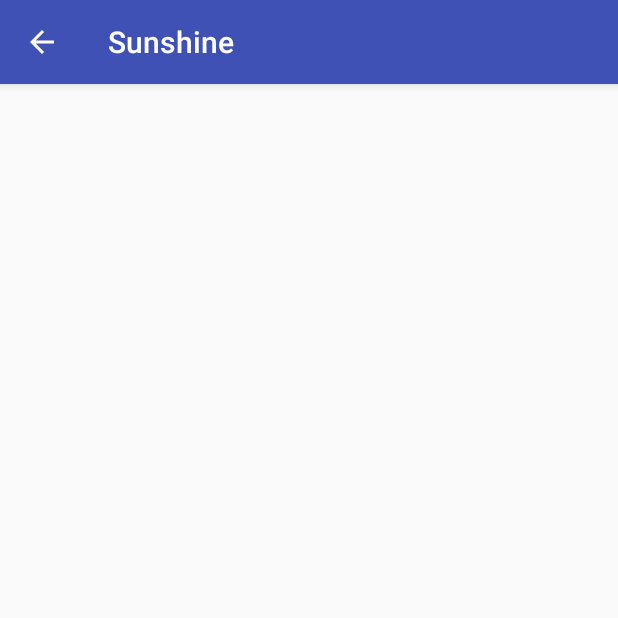
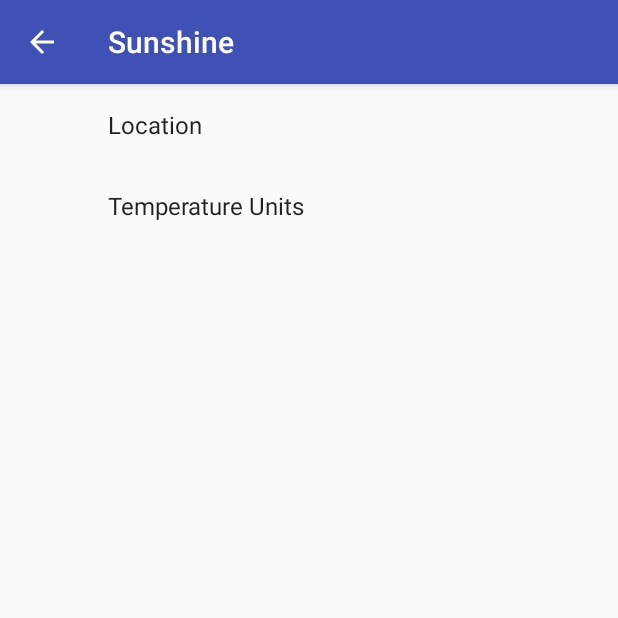
Before and after one commit to lisamariewatkins/SunshineWeatherApp, an Android app: the screen it shows after launch (SettingsActivity), in the options menu, after a tap on "Settings", on a phone screen of 412 x 824 dp, the top half of it. Run offline under Robolectric (Android 15) with nearby library versions, the phone set to English and light mode, and no system bars; our stand-ins replace androidx.preference.

Commit message:
added shared preferences and pref fragment

```diff
--- a/app/src/main/java/com/example/lisamwatkins/sunshine/MainActivity.java
+++ b/app/src/main/java/com/example/lisamwatkins/sunshine/MainActivity.java
@@ -2,9 +2,11 @@ package com.example.lisamwatkins.sunshine;
 
 import android.content.Context;
 import android.content.Intent;
+import android.content.SharedPreferences;
 import android.net.Uri;
 import android.nfc.Tag;
 import android.os.AsyncTask;
+import android.preference.PreferenceManager;
 import android.support.v4.app.LoaderManager;
 import android.support.v4.app.ShareCompat;
 import android.support.v4.content.AsyncTaskLoader;
@@ -33,7 +35,8 @@ import java.net.URL;
 
 public class MainActivity extends AppCompatActivity implements
         ForecastAdapter.ForecastAdapterOnClickHandler,
-        LoaderManager.LoaderCallbacks<String[]>{
+        LoaderManager.LoaderCallbacks<String[]>,
+        SharedPreferences.OnSharedPreferenceChangeListener{
 
     private TextView mErrorMessageTextView;
     private ProgressBar mLoadingProgressBar;
@@ -41,6 +44,7 @@ public class MainActivity extends AppCompatActivity implements
     private ForecastAdapter mForecastAdapter;
     private String TAG = MainActivity.class.getSimpleName();
     private static final int LOADER_ID = 0;
+    private static boolean preferenceUpdated = false;
 
     @Override
     protected void onCreate(Bundle savedInstanceState) {
@@ -65,6 +69,9 @@ public class MainActivity extends AppCompatActivity implements
         Bundle bundleForLoader = null;
 
         getSupportLoaderManager().initLoader(loaderId, bundleForLoader, callbacks);
+
+        android.support.v7.preference.PreferenceManager.getDefaultSharedPreferences(this)
+        .registerOnSharedPreferenceChangeListener(this);
     }
 
     @Override
@@ -127,12 +134,12 @@ public class MainActivity extends AppCompatActivity implements
         // not implementing yet
     }
 
-    private void invalidatedata(){
+    private void invalidateData(){
         mForecastAdapter.setWeatherData(null);
     }
 
     private void openLocationInMap(){
-        String addressString = "1600 Amiptheatre Parkway, CA";
+        String addressString = SunshinePreferences.getPreferredWeatherLocation(this);
         Uri geolocation = Uri.parse("geo:0,0?q=" + addressString);
 
         Intent intent = new Intent(Intent.ACTION_VIEW);
@@ -164,6 +171,21 @@ public class MainActivity extends AppCompatActivity implements
         mForecastRecyclerView.setVisibility(View.INVISIBLE);
     }
 
+    @Override
+    protected void onStart() {
+        super.onStart();
+        if(preferenceUpdated){
+            getSupportLoaderManager().restartLoader(LOADER_ID, null, this);
+            preferenceUpdated = false;
+        }
+    }
+
+    @Override
+    protected void onDestroy() {
+        super.onDestroy();
+        android.support.v7.preference.PreferenceManager
+                .getDefaultSharedPreferences(this).unregisterOnSharedPreferenceChangeListener(this);
+    }
 
     @Override
     public boolean onCreateOptionsMenu(Menu menu) {
@@ -176,7 +198,7 @@ public class MainActivity extends AppCompatActivity implements
     public boolean onOptionsItemSelected(MenuItem item) {
         int id = item.getItemId();
         if(id == R.id.action_refresh){
-            invalidatedata();
+            invalidateData();
             getSupportLoaderManager().restartLoader(LOADER_ID, null, this);
             return true;
         }
@@ -193,4 +215,9 @@ public class MainActivity extends AppCompatActivity implements
         }
         return super.onOptionsItemSelected(item);
     }
+
+    @Override
+    public void onSharedPreferenceChanged(SharedPreferences sharedPreferences, String key) {
+        preferenceUpdated = true;
+    }
 }
--- /dev/null
+++ b/app/src/main/java/com/example/lisamwatkins/sunshine/SettingsFragment.java
@@ -0,0 +1,69 @@
+package com.example.lisamwatkins.sunshine;
+
+import android.content.SharedPreferences;
+import android.os.Bundle;
+import android.support.v7.preference.CheckBoxPreference;
+import android.support.v7.preference.ListPreference;
+import android.support.v7.preference.Preference;
+import android.support.v7.preference.PreferenceFragmentCompat;
+import android.support.v7.preference.PreferenceScreen;
+
+import java.util.List;
+
+/**
+ * Created by lisa.watkins on 9/12/2017.
+ */
+
+public class SettingsFragment extends PreferenceFragmentCompat
+        implements SharedPreferences.OnSharedPreferenceChangeListener{
+    @Override
+    public void onCreatePreferences(Bundle savedInstanceState, String rootKey) {
+        addPreferencesFromResource(R.xml.pref_sunshine);
+
+        SharedPreferences prefs = getPreferenceScreen().getSharedPreferences();
+        PreferenceScreen prefScreen = getPreferenceScreen();
+        int count = prefScreen.getPreferenceCount();
+
+        for(int i = 0; i < count; i++){
+            Preference p = prefScreen.getPreference(i);
+            if(!(p instanceof CheckBoxPreference)){
+                String value = prefs.getString(p.getKey(), "");
+                p.setSummary(value);
+            }
+        }
+    }
+
+    @Override
+    public void onSharedPreferenceChanged(SharedPreferences sharedPreferences, String key) {
+        Preference pref = findPreference(key);
+        if(pref != null && !(pref instanceof CheckBoxPreference)){
+            String value = sharedPreferences.getString(pref.getKey(), "");
+            setPreferenceSummary(pref, value);
+        }
+    }
+
+    private void setPreferenceSummary(Preference pref, Object value){
+        if((pref instanceof ListPreference)){
+            ListPreference listPreference = (ListPreference) pref;
+            int prefIndex = listPreference.findIndexOfValue(value.toString());
+            if(prefIndex >= 0){
+                listPreference.setSummary(listPreference.getEntries()[prefIndex]);
+            }
+        }
+        else{
+            pref.setSummary(value.toString());
+        }
+    }
+
+    @Override
+    public void onStart() {
+        super.onStart();
+        getPreferenceScreen().getSharedPreferences().registerOnSharedPreferenceChangeListener(this);
+    }
+
+    @Override
+    public void onStop() {
+        super.onStop();
+        getPreferenceScreen().getSharedPreferences().unregisterOnSharedPreferenceChangeListener(this);
+    }
+}
--- a/app/src/main/java/com/example/lisamwatkins/sunshine/data/SunshinePreferences.java
+++ b/app/src/main/java/com/example/lisamwatkins/sunshine/data/SunshinePreferences.java
@@ -2,6 +2,11 @@ package com.example.lisamwatkins.sunshine.data;
 
 
 import android.content.Context;
+import android.content.SharedPreferences;
+import android.preference.PreferenceManager;
+
+import com.example.lisamwatkins.sunshine.MainActivity;
+import com.example.lisamwatkins.sunshine.R;
 
 public class SunshinePreferences {
 
@@ -73,8 +78,10 @@ public class SunshinePreferences {
      * "94043,USA" if SharedPreferences have not been implemented yet.
      */
     public static String getPreferredWeatherLocation(Context context) {
-        /** This will be implemented in a future lesson **/
-        return getDefaultWeatherLocation();
+        SharedPreferences pref = PreferenceManager.getDefaultSharedPreferences(context);
+        String keyForLocation = context.getString(R.string.pref_location_key);
+        String defaultForLocation = context.getString(R.string.pref_location_default);
+        return pref.getString(keyForLocation, defaultForLocation);
     }
 
     /**
@@ -84,8 +91,16 @@ public class SunshinePreferences {
      * @return true If metric display should be used
      */
     public static boolean isMetric(Context context) {
-        /** This will be implemented in a future lesson **/
-        return true;
+        SharedPreferences pref = PreferenceManager.getDefaultSharedPreferences(context);
+        String keyForUnits = context.getString(R.string.pref_units_key);
+        String defaultUnits = context.getString(R.string.pref_units_value_metric);
+        String preferredUnits = pref.getString(keyForUnits, defaultUnits);
+
+        boolean userPrefersMetric;
+        if(defaultUnits.equals(preferredUnits)){
+            return true;
+        }
+        return false;
     }
 
     /**
--- a/app/src/main/res/layout/activity_settings.xml
+++ b/app/src/main/res/layout/activity_settings.xml
@@ -1,9 +1,6 @@
 <?xml version="1.0" encoding="utf-8"?>
-<android.support.constraint.ConstraintLayout xmlns:android="http://schemas.android.com/apk/res/android"
-    xmlns:app="http://schemas.android.com/apk/res-auto"
-    xmlns:tools="http://schemas.android.com/tools"
+<fragment xmlns:android="http://schemas.android.com/apk/res/android"
+    android:id="@+id/weather_settings_fragment"
     android:layout_width="match_parent"
     android:layout_height="match_parent"
-    tools:context="com.example.lisamwatkins.sunshine.SettingsActivity">
-
-</android.support.constraint.ConstraintLayout>
+    android:name="com.example.lisamwatkins.sunshine.SettingsFragment"/>
--- /dev/null
+++ b/app/src/main/res/values/arrays.xml
@@ -0,0 +1,12 @@
+<?xml version="1.0" encoding="utf-8"?>
+<resources>
+    <string-array name="pref_units_options">
+        <item>@string/pref_units_label_imperial</item>
+        <item>@string/pref_units_label_metric</item>
+    </string-array>
+
+    <string-array name="pref_units_values">
+        <item>@string/pref_units_value_imperial</item>
+        <item>@string/pref_units_value_metric</item>
+    </string-array>
+</resources>
--- a/app/src/main/res/values/strings.xml
+++ b/app/src/main/res/values/strings.xml
@@ -144,5 +144,17 @@
     <!--Used by SunshinePreferences-->
     <!-- - - - - - - - - - - - - - -->
     <string name="action_settings">Settings</string>
+
+    <string name="pref_location_title">Location</string>
+    <string name="pref_location_default">Mountain View, CA 94043</string>
+    <string name="pref_location_key" translatable="false">location</string>
+
+    <string name="pref_units_label">Temperature Units</string>
+    <string name="pref_units_key" translatable="false">units</string>
+    <string name="pref_units_label_metric">Metric</string>
+    <string name="pref_units_label_imperial">Imperial</string>
+
+    <string name="pref_units_value_metric" translatable="false">metric</string>
+    <string name="pref_units_value_imperial" translatable="false">imperial</string>
     <!--NONE-->
 </resources>
--- a/app/src/main/res/values/styles.xml
+++ b/app/src/main/res/values/styles.xml
@@ -22,6 +22,7 @@
         <item name="colorPrimary">@color/colorPrimary</item>
         <item name="colorPrimaryDark">@color/colorPrimaryDark</item>
         <item name="colorAccent">@color/colorAccent</item>
+        <item name="preferenceTheme">@style/PreferenceThemeOverlay</item>
     </style>
 
 </resources>
--- /dev/null
+++ b/app/src/main/res/xml/pref_sunshine.xml
@@ -0,0 +1,16 @@
+<?xml version="1.0" encoding="utf-8"?>
+<PreferenceScreen xmlns:android="http://schemas.android.com/apk/res/android">
+    <EditTextPreference
+        android:title="@string/pref_location_title"
+        android:key="@string/pref_location_key"
+        android:defaultValue="@string/pref_location_default"
+        android:inputType="text"
+        android:singleLine="true"/>
+
+    <ListPreference
+        android:title="@string/pref_units_label"
+        android:key="@string/pref_units_key"
+        android:entries="@array/pref_units_options"
+        android:entryValues="@array/pref_units_values"
+        android:defaultValue="@string/pref_units_label_metric"/>
+</PreferenceScreen>
```
Also changed, not shown: app/build.gradle (+4 -3 lines).
